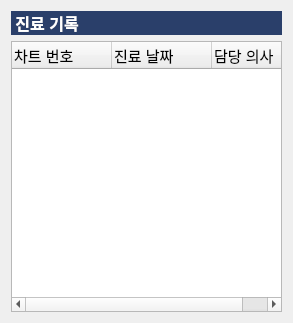
First picture: the form in pms/PatientManagementSW/medicalrecordmanager.ui, repository KimYooseon/FinalProject, before the edit.
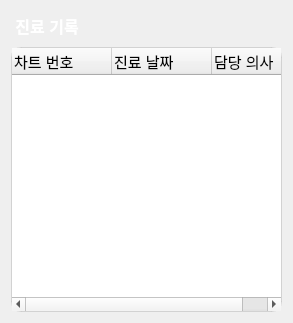
Second picture: the form after the edit.

```diff
--- a/pms/PatientManagementSW/medicalrecordmanager.ui
+++ b/pms/PatientManagementSW/medicalrecordmanager.ui
@@ -18,6 +18,12 @@
     <layout class="QVBoxLayout" name="verticalLayout">
      <item>
       <widget class="QLabel" name="label_7">
+       <property name="minimumSize">
+        <size>
+         <width>0</width>
+         <height>30</height>
+        </size>
+       </property>
        <property name="font">
         <font>
          <pointsize>12</pointsize>
@@ -25,8 +31,11 @@
         </font>
        </property>
        <property name="styleSheet">
-        <string notr="true">background-color: rgb(42, 63, 106);
-color: rgb(255, 255, 255);</string>
+        <string notr="true">background-color: qlineargradient(spread:pad, x1:0, y1:0, x2:1, 
+                                                        y2:1, stop:0 rgba(149, 210, 253, 255),
+                                                        stop:1 rgba(152, 136, 248, 255));
+border-radius:10px;
+color:#ffffff;</string>
        </property>
        <property name="text">
         <string> 진료 기록</string>
@@ -35,6 +44,20 @@
      </item>
      <item>
       <widget class="QTreeWidget" name="recordTreeWidget">
+       <property name="font">
+        <font>
+         <pointsize>11</pointsize>
+        </font>
+       </property>
+       <property name="styleSheet">
+        <string notr="true">QTreeWidget {
+border-radius:10px;
+border: 1px solid rgba(190, 190, 190, 150);
+selection-background-color: qlineargradient(spread:pad, x1:0.7, y1:0.7, x2:1, 
+y2:1, stop:0 rgba(149, 210, 253, 0),
+stop:1 rgba(152, 136, 248, 50));
+}</string>
+       </property>
        <column>
         <property name="text">
          <string>차트 번호</string>
```
